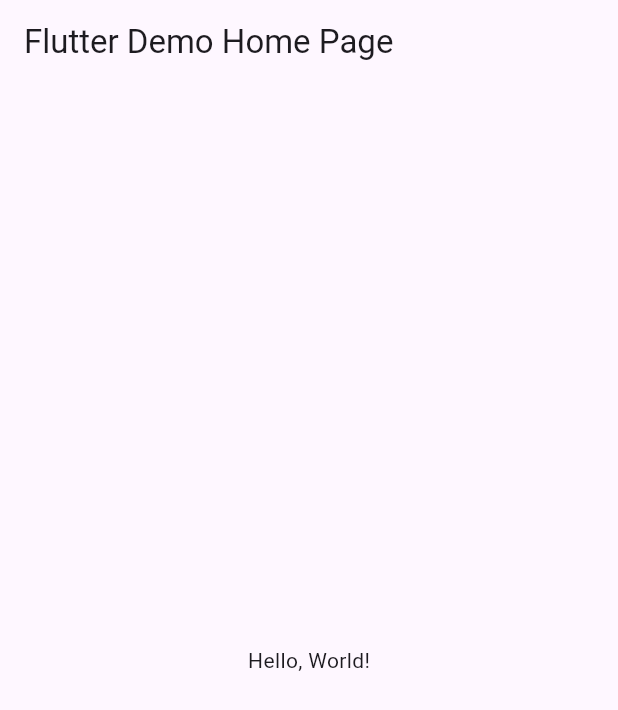
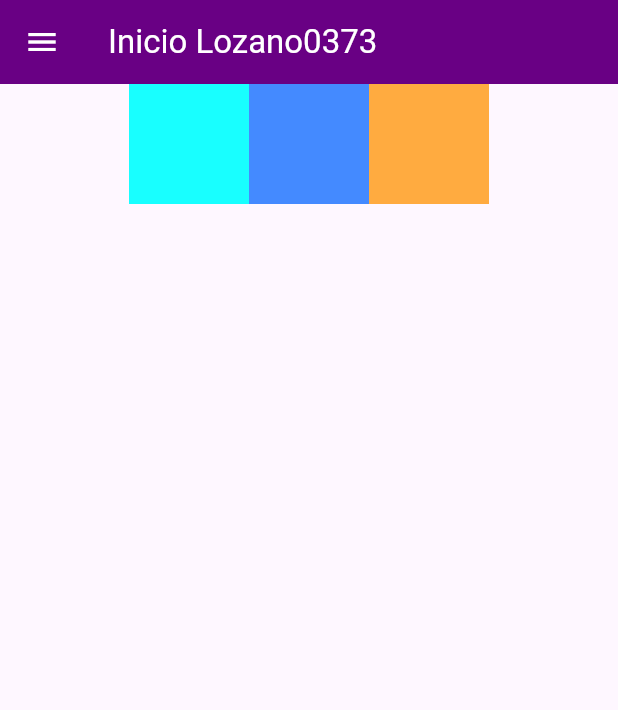
Before and after one commit to DylanLozanoAvelar/U2-A4-DrawerV2, a Flutter app: the screen it shows after launch, on a phone screen of 412 x 824 dp. Shown: the top 710 px of the screen. Run offline on Flutter 3.47's test engine with Material 3 defaults, Android fonts, the phone set to English and light mode, and no system bars.

```diff
--- /dev/null
+++ b/lib/inicio.dart
@@ -0,0 +1,43 @@
+import 'package:lozanodrawerv2/drawer_menu.dart';
+import 'package:flutter/material.dart';
+
+class Inicio extends StatelessWidget {
+  static const String routeName = '/inicio';
+
+  @override
+  Widget build(BuildContext context) {
+    return Scaffold(
+      appBar: AppBar(
+        title: Text("Inicio Lozano0373", style: TextStyle(color: Colors.white)),
+        backgroundColor: Color(0xff690084),
+        iconTheme: IconThemeData(color: Color(0xffffffff)),
+      ),
+      drawer: DrawerMenu(),
+      body: Row(
+        mainAxisAlignment: MainAxisAlignment.center,
+        mainAxisSize: MainAxisSize.max,
+        crossAxisAlignment: CrossAxisAlignment.center,
+        children: <Widget>[
+          Container(
+            padding: const EdgeInsets.all(0.0),
+            color: Colors.cyanAccent,
+            width: 80.0,
+            height: 80.0,
+          ),
+          Container(
+            padding: const EdgeInsets.all(0.0),
+            color: Colors.blueAccent,
+            width: 80.0,
+            height: 80.0,
+          ),
+          Container(
+            padding: const EdgeInsets.all(0.0),
+            color: Colors.orangeAccent,
+            width: 80.0,
+            height: 80.0,
+          ),
+        ],
+      ),
+    );
+  }
+}
--- a/lib/main.dart
+++ b/lib/main.dart
@@ -1,43 +1,46 @@
+import 'package:lozanodrawerv2/peliculas.dart';
+import 'package:lozanodrawerv2/perfil.dart';
+import 'package:lozanodrawerv2/empleados.dart';
+import 'package:lozanodrawerv2/ajustes.dart';
+import 'package:lozanodrawerv2/sucursal.dart';
 import 'package:flutter/material.dart';
 
-void main() => runApp(MyApp());
+import 'contactos.dart';
+import 'inicio.dart';
+
+void main() {
+  runApp(MyApp());
+}
 
 class MyApp extends StatelessWidget {
-  const MyApp({super.key});
+  static const String inicio = Inicio.routeName;
+  static const String perfil = Perfil.routeName;
+  static const String peliculas = Peliculas.routeName;
+  static const String contactos = Contactos.routeName;
+  static const String ajustes = Ajustes.routeName;
+  static const String sucursal = Sucursal.routeName;
+  static const String empleados = Empleados.routeName;
+
   // This widget is the root of your application.
   @override
   Widget build(BuildContext context) {
     return MaterialApp(
-      // Application name
-      title: 'Flutter Hello World',
-      // Application theme data, you can set the colors for the application as
-      // you want
+      debugShowCheckedModeBanner: false,
+      title: 'Ejemplo Drawer Menu',
       theme: ThemeData(
-        // useMaterial3: false,
         primarySwatch: Colors.blue,
+        visualDensity: VisualDensity.adaptivePlatformDensity,
       ),
-      // A widget which will be started on application startup
-      home: MyHomePage(title: 'Flutter Demo Home Page'),
+      routes: {
+        inicio: (context) => Inicio(),
+        perfil: (context) => Perfil(),
+        peliculas: (context) => Peliculas(),
+        contactos: (context) => Contactos(),
+        ajustes: (context) => Ajustes(),
+        sucursal: (context) => Sucursal(),
+        empleados: (context) => Empleados(),
+      },
+      home: Inicio(),
     );
   }
 }
-
-class MyHomePage extends StatelessWidget {
-  final String title;
-  const MyHomePage({super.key, required this.title});
-
-  @override
-  Widget build(BuildContext context) {
-    return Scaffold(
-      appBar: AppBar(
-        // The title text which will be shown on the action bar
-        title: Text(title),
-      ),
-      body: Center(
-        child: Text(
-          'Hello, World!',
-        ),
-      ),
-    );
-  }
-}
--- a/pubspec.yaml
+++ b/pubspec.yaml
@@ -17,8 +17,8 @@ dev_dependencies:
 
 flutter:
   uses-material-design: true
-  # assets:
-  #  - images/a_dot_burr.jpeg
+  assets:
+    - assets/drawer_header.jpg
   #  - images/a_dot_ham.jpeg
   # fonts:
   #   - family: Schyler
```
Also changed, not shown: lib/ajustes.dart (added, +43 -0 lines), lib/contactos.dart (added, +44 -0 lines), lib/drawer_menu.dart (added, +95 -0 lines), lib/empleados.dart (added, +46 -0 lines), lib/peliculas.dart (added, +44 -0 lines), lib/perfil.dart (added, +43 -0 lines), lib/sucursal.dart (added, +44 -0 lines), assets/drawer_header.jpg (added).
